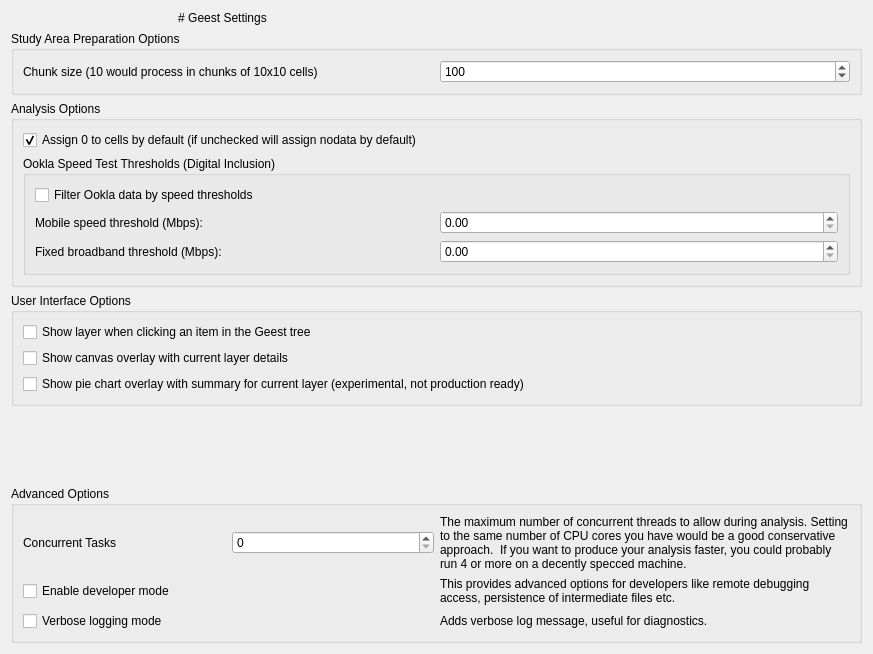
The window that geest/ui/geest_settings_base.ui (worldbank/GEEST) describes before a commit, drawn with Qt 5.
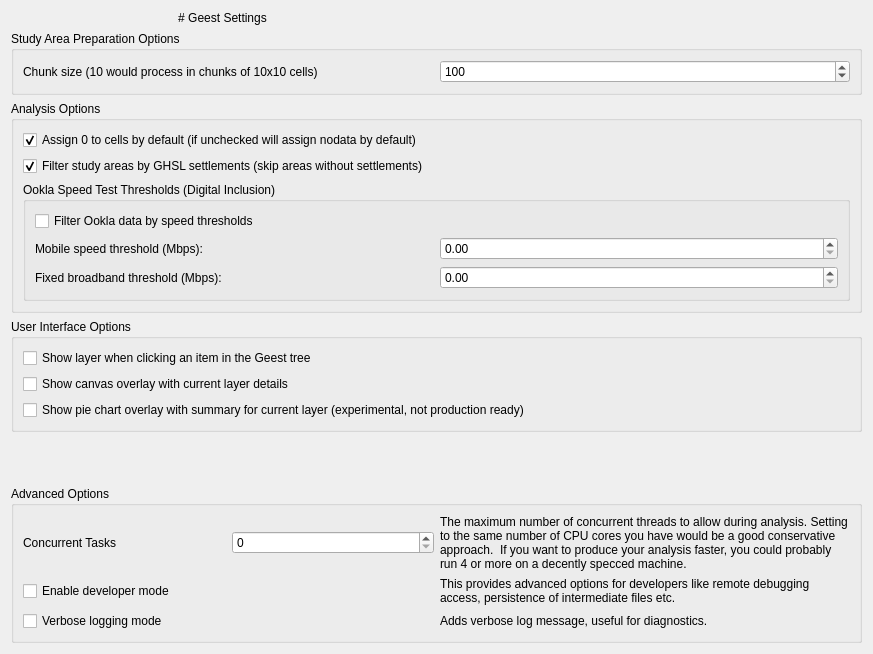
The same window after the commit.

Commit message: GHSL Integration Refactoring Fixes #161

The edit to the form file:
```diff
--- a/geest/ui/geest_settings_base.ui
+++ b/geest/ui/geest_settings_base.ui
@@ -72,7 +72,17 @@
         </property>
        </widget>
       </item>
-      <item row="1" column="0" colspan="2">
+      <item row="1" column="0">
+       <widget class="QCheckBox" name="filter_study_areas_by_ghsl">
+        <property name="text">
+         <string>Filter study areas by GHSL settlements (skip areas without settlements)</string>
+        </property>
+        <property name="checked">
+         <bool>true</bool>
+        </property>
+       </widget>
+      </item>
+      <item row="2" column="0" colspan="2">
        <widget class="QGroupBox" name="groupBox_ookla">
         <property name="title">
          <string>Ookla Speed Test Thresholds (Digital Inclusion)</string>
```
The commit also changes 14 other files.
